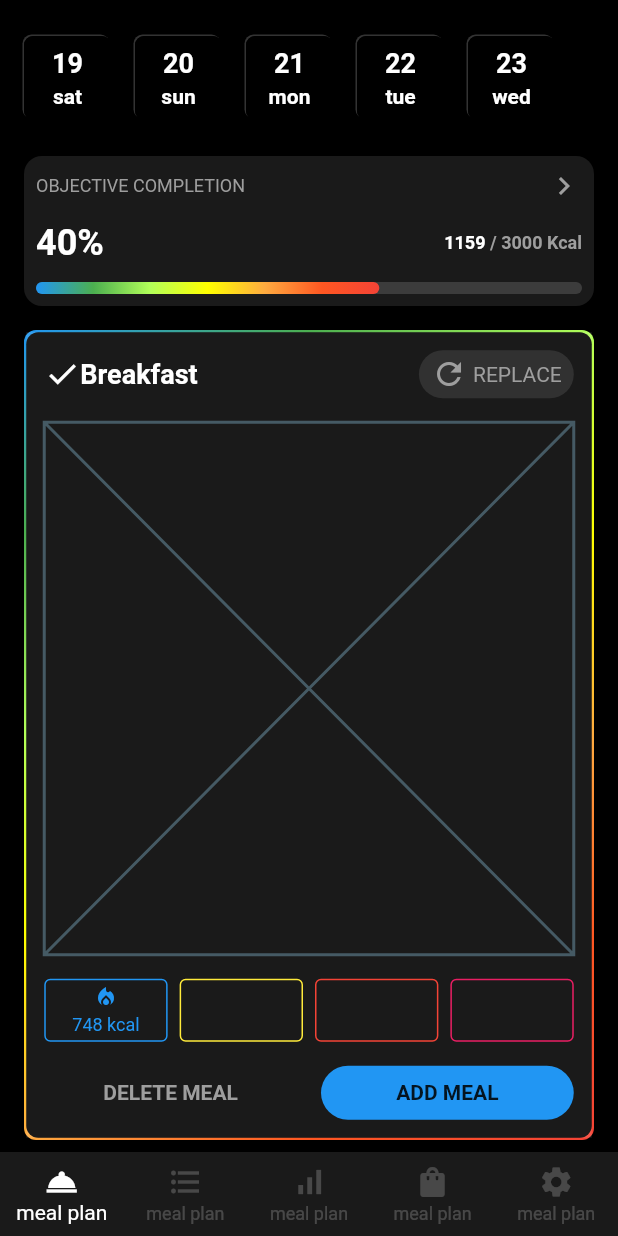
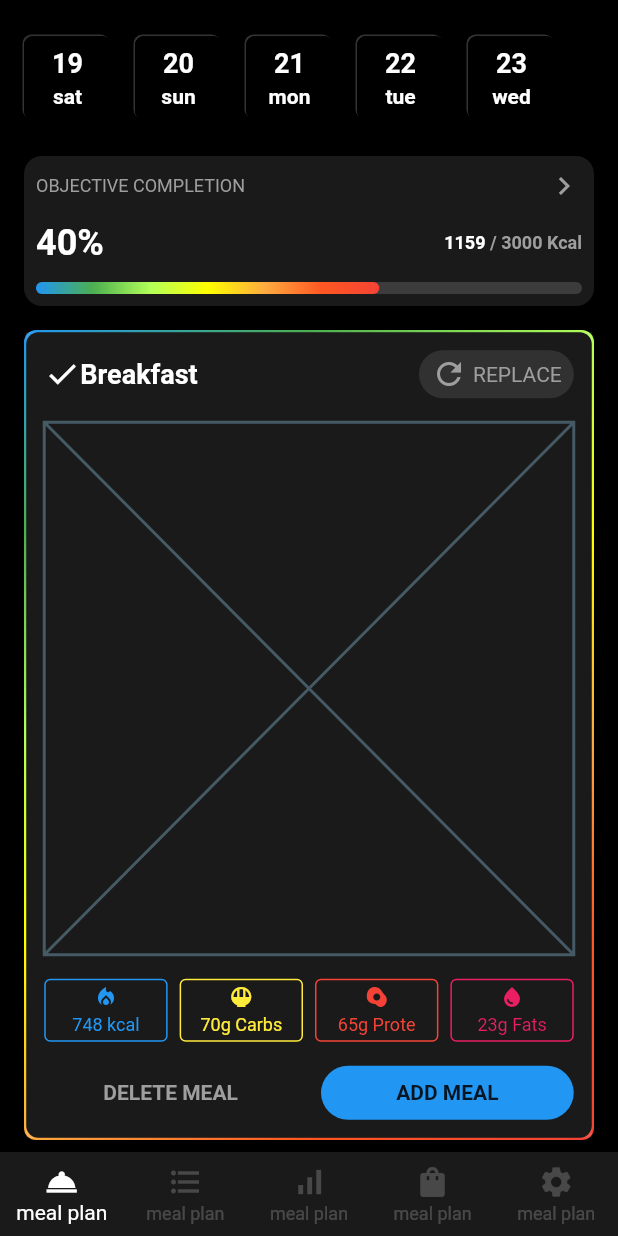
Before and after one commit to JAICHANGPARK/flutter_notebook_18th_story, a Flutter app: the screen it shows after launch, on a phone screen of 412 x 824 dp. Run offline on Flutter 3.47's test engine with Material 2 defaults, Android fonts, the phone set to English and light mode, and no system bars; our stand-ins replace cached_network_image, dotted_border, flutter_lorem, flutter_riverpod, flutter_svg, freezed_annotation and 4 more.

Commit message:
Update fitness_nutrition_main_page.dart

```diff
--- a/lib/ep1094_fitness_nutrition_app/src/ui/fitness_nutrition_main_page.dart
+++ b/lib/ep1094_fitness_nutrition_app/src/ui/fitness_nutrition_main_page.dart
@@ -299,7 +299,7 @@ class _FitnessNutritionMainPageState extends State<FitnessNutritionMainPage> {
                                         )),
                                     child: Column(
                                       mainAxisAlignment: MainAxisAlignment.spaceEvenly,
-                                      children: [
+                                      children: const [
                                         Icon(
                                           Icons.local_fire_department,
                                           color: Colors.blue,
@@ -326,7 +326,21 @@ class _FitnessNutritionMainPageState extends State<FitnessNutritionMainPage> {
                                           color: Colors.yellow,
                                         )),
                                         child: Column(
-                                      children: [],
+                                          mainAxisAlignment: MainAxisAlignment.spaceEvenly,
+                                          children: const [
+                                            Icon(
+                                              Icons.rice_bowl,
+                                              color: Colors.yellow,
+                                              size: 16,
+                                            ),
+                                            Text(
+                                              "70g Carbs",
+                                              style: TextStyle(
+                                                color: Colors.yellow,
+                                                fontSize: 12,
+                                              ),
+                                            )
+                                          ],
                                         ),
                                   )),
                                   const SizedBox(
@@ -340,7 +354,21 @@ class _FitnessNutritionMainPageState extends State<FitnessNutritionMainPage> {
                                           color: Colors.red,
                                         )),
                                         child: Column(
-                                      children: [],
+                                          mainAxisAlignment: MainAxisAlignment.spaceEvenly,
+                                          children: const [
+                                            Icon(
+                                              Icons.egg_alt,
+                                              color: Colors.red,
+                                              size: 16,
+                                            ),
+                                            Text(
+                                              "65g Prote",
+                                              style: TextStyle(
+                                                color: Colors.red,
+                                                fontSize: 12,
+                                              ),
+                                            )
+                                          ],
                                         ),
                                   )),
                                   const SizedBox(
@@ -354,7 +382,21 @@ class _FitnessNutritionMainPageState extends State<FitnessNutritionMainPage> {
                                           color: Colors.pink,
                                         )),
                                         child: Column(
-                                      children: [],
+                                          mainAxisAlignment: MainAxisAlignment.spaceEvenly,
+                                          children: const [
+                                            Icon(
+                                              Icons.water_drop,
+                                              color: Colors.pink,
+                                              size: 16,
+                                            ),
+                                            Text(
+                                              "23g Fats",
+                                              style: TextStyle(
+                                                color: Colors.pink,
+                                                fontSize: 12,
+                                              ),
+                                            )
+                                          ],
                                         ),
                                   )),
                                 ],
```
Lines whose indentation alone changed are shown as unchanged.
